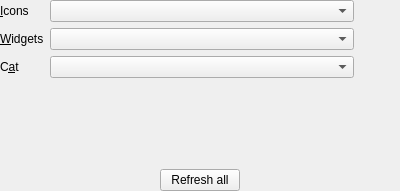
The window that launcher/ui/widgets/ThemeCustomizationWidget.ui (FreesmTeam/FreesmLauncher) describes before a commit, drawn with Qt 5.
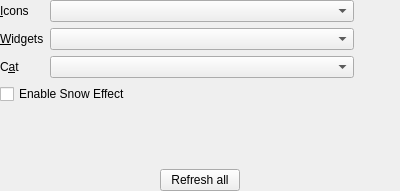
The same window after the commit. Icons and pictures are not drawn.

Commit message: feat(ui/widgets): add snow checkbox

```diff
--- a/launcher/ui/widgets/ThemeCustomizationWidget.ui
+++ b/launcher/ui/widgets/ThemeCustomizationWidget.ui
@@ -166,6 +166,13 @@
        </item>
       </layout>
      </item>
+     <item row="3" column="0" colspan="2">
+      <widget class="QCheckBox" name="snowCheckBox">
+       <property name="text">
+        <string>Enable Snow Effect</string>
+       </property>
+      </widget>
+     </item>
     </layout>
    </item>
    <item>
```
